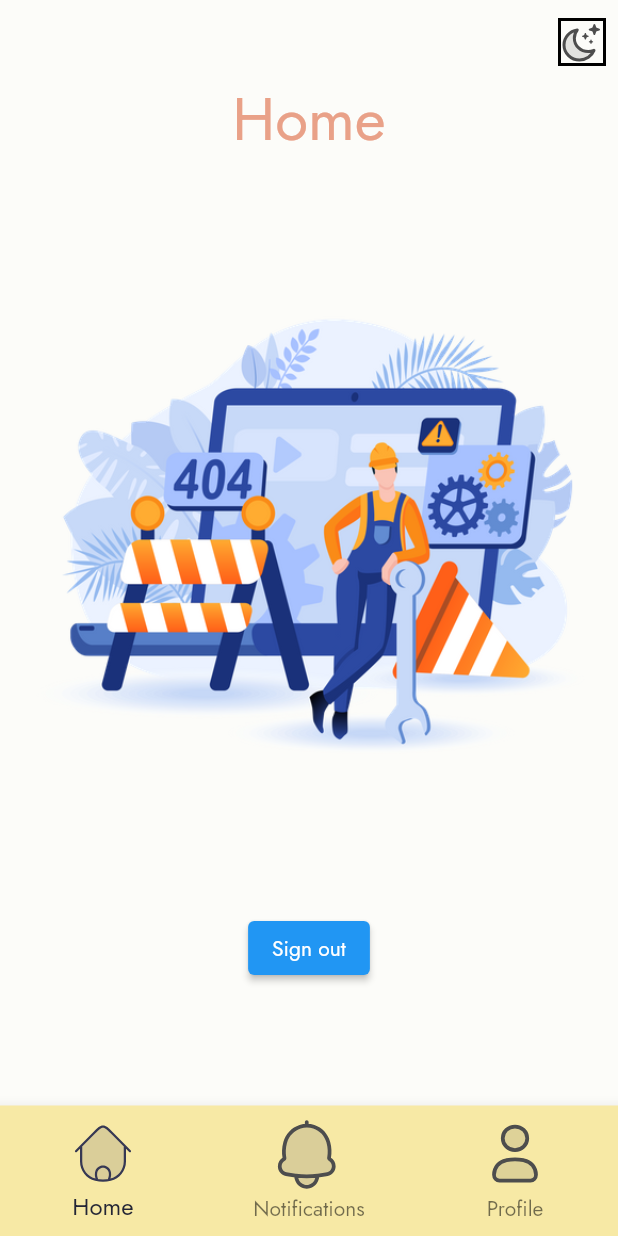
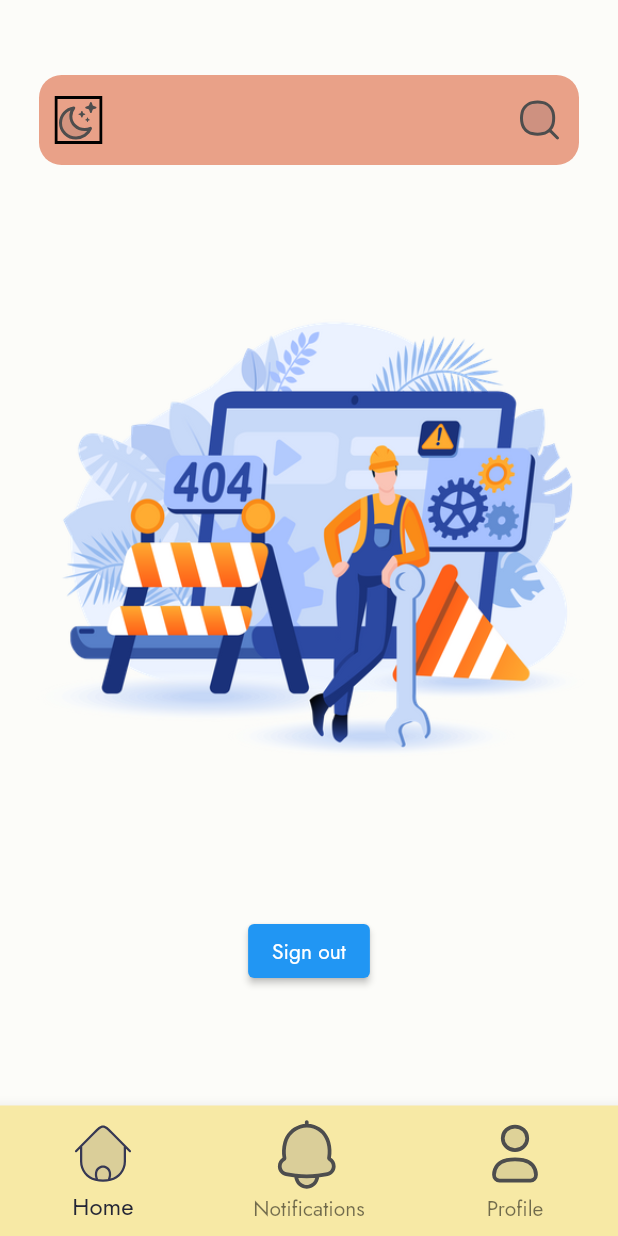
Before and after one commit to tomas-sucena/2023-FEUP-ESOF, a Flutter app: the screen it shows once a user with an empty profile is signed in, on a phone screen of 412 x 824 dp. Run offline on Flutter 3.47's test engine with Material 2 defaults, Android fonts, the phone set to English and light mode, and no system bars; our stand-ins replace firebase_auth, firebase_core, flutter_svg, google_sign_in, shared_preferences; accounts and stored records are empty.

Commit message:
updated HomePage
added a search bar at the top

```diff
--- a/app/lib/pages/home_page.dart
+++ b/app/lib/pages/home_page.dart
@@ -12,11 +12,21 @@ class HomePage extends StatelessWidget {
   @override
   Widget build(BuildContext context) {
     return Scaffold(
-      extendBodyBehindAppBar: true,
-      appBar: AppBar(
-        backgroundColor: Colors.transparent,
-        elevation: 0,
-        actions: [
+      body: Column(
+        children: [
+          addVerticalSpace(50),
+
+          GestureDetector(
+            child: Container(
+              height: 60,
+              width: 360,
+              decoration: BoxDecoration(
+                color: const Color.fromRGBO(233, 161, 136, 1.0),
+                borderRadius: BorderRadius.circular(15),
+              ),
+              child: Row(
+                mainAxisAlignment: MainAxisAlignment.spaceAround,
+                children: [
                   Consumer<ThemeManager>(
                     builder: (context, themeManager, child) {
                       return IconButton(
@@ -25,21 +35,20 @@ class HomePage extends StatelessWidget {
                       );
                     },
                   ),
+
+                  addHorizontalSpace(250), // future search bar
+
+                  IconButton(
+                    icon: SvgPicture.asset("assets/images/icons/COCO_Loupe.svg"),
+                    onPressed: () => {},
+                  ),
                 ],
               ),
-      body: Column(
-        children: [
-          addVerticalSpace(50),
-          Center(
-            child: const Text(
-              'Home',
-              style: const TextStyle(
-                fontSize: 40,
-                color: Color.fromRGBO(233, 161, 136, 1),
+            )
           ),
-            ),
-          ),
+
           Image.asset('assets/images/maintenance.png', height: 500),
+
           Center(
             child: ElevatedButton(
               onPressed: () {
```
Also changed, not shown: app/assets/images/icons/COCO_Loupe.svg (added). Lines whose indentation alone changed are shown as unchanged.
